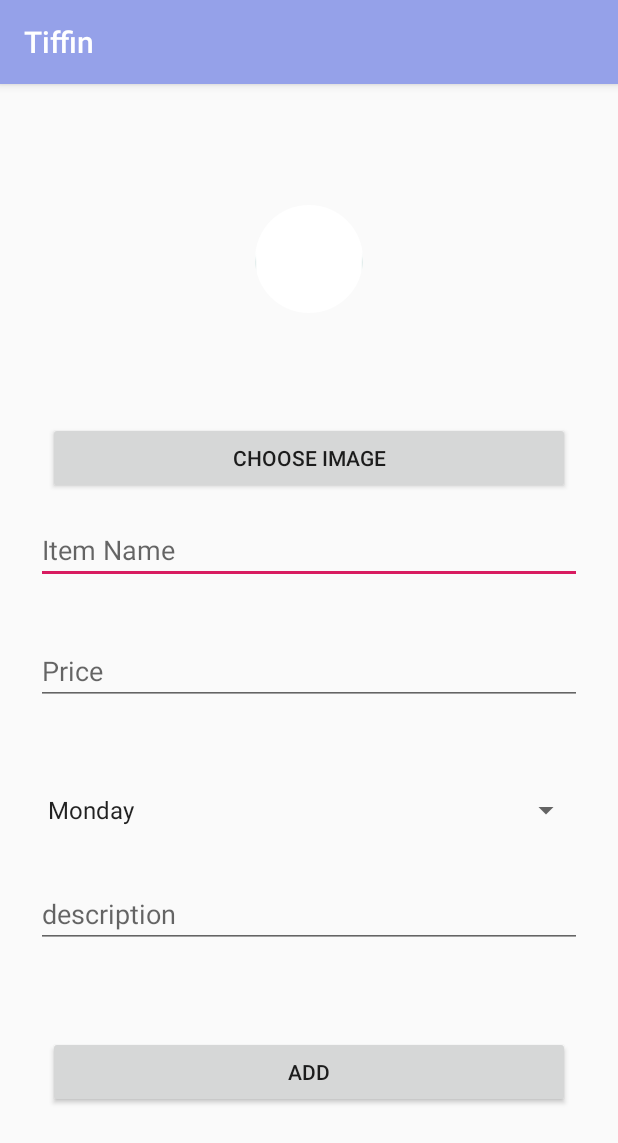
After one commit to Kamran-Manzoor/Tiffin, an Android app: the Add_Items screen opened directly, with no data from a screen before it, on a phone screen of 412 x 824 dp. The commit adds this screen. Shown: the top 1143 px of the screen. Run offline under Robolectric (Android 15) with nearby library versions, the phone set to English and light mode, and no system bars; our stand-ins replace CircleImageView.

Commit message:
Added Akmal's code

```diff
--- /dev/null
+++ b/app/src/main/java/com/kamores/tiffin/Add_Items.java
@@ -0,0 +1,94 @@
+package com.kamores.tiffin;
+
+import android.content.Intent;
+import android.os.Handler;
+import android.support.annotation.NonNull;
+import android.support.v7.app.AppCompatActivity;
+import android.os.Bundle;
+import android.util.Log;
+import android.view.View;
+import android.widget.AdapterView;
+import android.widget.ArrayAdapter;
+import android.widget.Button;
+import android.widget.EditText;
+import android.widget.ImageView;
+import android.widget.Spinner;
+import android.widget.Toast;
+
+import java.util.ArrayList;
+import java.util.List;
+
+public class Add_Items extends AppCompatActivity {
+    ImageView itemImage;
+    EditText itemName, itemPrice,itemDescription;
+    Spinner spinnerDays;
+    Button btnChooseImage, btnAddItem;
+    List<String> listDays;
+    String spDays;
+    private static final int PICK_IMAGE_REQUEST = 1;
+
+    @Override
+    protected void onCreate(Bundle savedInstanceState) {
+        super.onCreate(savedInstanceState);
+        setContentView(R.layout.activity_add__items);
+
+        initViewItems();
+
+        btnChooseImage.setOnClickListener( new View.OnClickListener() {
+            @Override
+            public void onClick(View v) {
+                openFileChooser();
+            }
+        });
+
+        btnAddItem.setOnClickListener( new View.OnClickListener() {
+            @Override
+            public void onClick(View v) {
+                Intent intent = new Intent(Add_Items.this,BaseActivity.class);
+                startActivity(intent);
+            }
+        });
+
+        showDays();
+        ArrayAdapter<String> adapter = new ArrayAdapter<>(this, android.R.layout.simple_spinner_item,listDays);
+        spinnerDays.setAdapter(adapter);
+        spinnerDays.setOnItemSelectedListener( new AdapterView.OnItemSelectedListener() {
+            @Override
+            public void onItemSelected(AdapterView<?> parent, View view, int position, long id) {
+                spDays = parent.getItemAtPosition(position).toString();
+            }
+
+            @Override
+            public void onNothingSelected(AdapterView<?> parent) {
+
+            }
+        });
+    }
+
+    public void initViewItems(){
+        itemImage= findViewById(R.id.img_New_Items);
+        itemName= findViewById(R.id.et_ItemName);
+        itemPrice= findViewById(R.id.et_ItemPrice);
+        itemDescription= findViewById(R.id.et_ItemDescription);
+        spinnerDays= findViewById(R.id.spinnerDays);
+        btnChooseImage= findViewById(R.id.btn_choose_items);
+        btnAddItem=findViewById(R.id.btn_Add_Items);
+    }
+    private void openFileChooser() {
+        Intent intent = new Intent();
+        intent.setType("image/*");
+        intent.setAction(Intent.ACTION_GET_CONTENT);
+        startActivityForResult(intent, PICK_IMAGE_REQUEST);
+    }
+
+    public void showDays() {
+        listDays = new ArrayList<>();
+        listDays.add("Monday");
+        listDays.add("Tuesday");
+        listDays.add("Wednesday");
+        listDays.add("Thursday");
+        listDays.add("Friday");
+        listDays.add("Saturday");
+        listDays.add("Sunday");
+    }
+}
--- /dev/null
+++ b/app/src/main/res/layout/activity_add__items.xml
@@ -0,0 +1,128 @@
+<?xml version="1.0" encoding="utf-8"?>
+<android.support.constraint.ConstraintLayout xmlns:android="http://schemas.android.com/apk/res/android"
+    xmlns:app="http://schemas.android.com/apk/res-auto"
+    xmlns:tools="http://schemas.android.com/tools"
+    android:layout_width="match_parent"
+    android:layout_height="match_parent"
+    tools:context=".Add_Items">
+
+    <de.hdodenhof.circleimageview.CircleImageView
+        android:id="@+id/img_New_Items"
+        android:layout_width="0dp"
+        android:layout_height="wrap_content"
+        android:layout_gravity="center"
+        android:layout_marginStart="8dp"
+        android:layout_marginTop="16dp"
+        android:layout_marginEnd="8dp"
+        android:layout_marginBottom="8dp"
+        android:src="@mipmap/ic_launcher"
+        app:layout_constraintBottom_toTopOf="@+id/btn_choose_items"
+        app:layout_constraintEnd_toEndOf="parent"
+        app:layout_constraintStart_toStartOf="parent"
+        app:layout_constraintTop_toTopOf="parent"
+        app:srcCompat="@mipmap/ic_launcher" />
+
+
+    <EditText
+        android:id="@+id/et_ItemName"
+        android:layout_width="match_parent"
+        android:layout_height="wrap_content"
+        android:layout_marginStart="24dp"
+        android:layout_marginTop="8dp"
+        android:layout_marginEnd="24dp"
+        android:layout_marginBottom="8dp"
+        android:hint="Item Name"
+        android:inputType="text"
+        app:layout_constraintBottom_toBottomOf="parent"
+        app:layout_constraintEnd_toEndOf="parent"
+        app:layout_constraintHorizontal_bias="0.0"
+        app:layout_constraintStart_toStartOf="parent"
+        app:layout_constraintTop_toBottomOf="@+id/img_New_Items"
+        app:layout_constraintVertical_bias="0.23000002" />
+
+    <EditText
+        android:id="@+id/et_ItemPrice"
+        android:layout_width="match_parent"
+        android:layout_height="wrap_content"
+        android:layout_marginStart="24dp"
+        android:layout_marginTop="8dp"
+        android:layout_marginEnd="24dp"
+        android:layout_marginBottom="8dp"
+        android:hint="Price"
+        android:inputType="number"
+        app:layout_constraintBottom_toBottomOf="parent"
+        app:layout_constraintEnd_toEndOf="parent"
+        app:layout_constraintHorizontal_bias="0.0"
+        app:layout_constraintStart_toStartOf="parent"
+        app:layout_constraintTop_toTopOf="parent"
+        app:layout_constraintVertical_bias="0.51" />
+
+    <!--<Spinner-->
+        <!--android:id="@+id/spinnerDays"-->
+        <!--android:layout_width="wrap_content"-->
+        <!--android:layout_height="0dp"-->
+        <!--app:layout_constraintBottom_toBottomOf="parent"-->
+        <!--app:layout_constraintEnd_toEndOf="parent" />-->
+
+    <EditText
+        android:id="@+id/et_ItemDescription"
+        android:layout_width="match_parent"
+        android:layout_height="45dp"
+        android:layout_marginStart="24dp"
+        android:layout_marginTop="8dp"
+        android:layout_marginEnd="24dp"
+        android:layout_marginBottom="8dp"
+        android:hint="description"
+        android:inputType="text"
+        app:layout_constraintBottom_toBottomOf="parent"
+        app:layout_constraintEnd_toEndOf="parent"
+        app:layout_constraintStart_toStartOf="parent"
+        app:layout_constraintTop_toTopOf="parent"
+        app:layout_constraintVertical_bias="0.74" />
+
+    <Button
+        android:id="@+id/btn_Add_Items"
+        android:layout_width="match_parent"
+        android:layout_height="wrap_content"
+        android:layout_marginStart="32dp"
+        android:layout_marginTop="8dp"
+        android:layout_marginEnd="32dp"
+        android:layout_marginBottom="8dp"
+        android:text="Add"
+        app:layout_constraintBottom_toBottomOf="parent"
+        app:layout_constraintEnd_toEndOf="parent"
+        app:layout_constraintStart_toStartOf="parent"
+        app:layout_constraintTop_toTopOf="parent"
+        app:layout_constraintVertical_bias="0.89" />
+
+    <Spinner
+        android:id="@+id/spinnerDays"
+        android:layout_width="match_parent"
+        android:layout_height="wrap_content"
+        android:layout_marginStart="24dp"
+        android:layout_marginTop="8dp"
+        android:layout_marginEnd="24dp"
+        app:layout_constraintBottom_toBottomOf="parent"
+        app:layout_constraintEnd_toEndOf="parent"
+        app:layout_constraintHorizontal_bias="0.0"
+        app:layout_constraintStart_toStartOf="parent"
+        app:layout_constraintTop_toTopOf="parent"
+        app:layout_constraintVertical_bias="0.63" />
+
+    <Button
+        android:id="@+id/btn_choose_items"
+        android:layout_width="match_parent"
+        android:layout_height="wrap_content"
+        android:layout_marginStart="32dp"
+        android:layout_marginTop="8dp"
+        android:layout_marginEnd="32dp"
+        android:layout_marginBottom="8dp"
+        android:text="Choose Image"
+        app:layout_constraintBottom_toBottomOf="parent"
+        app:layout_constraintEnd_toEndOf="parent"
+        app:layout_constraintStart_toStartOf="parent"
+        app:layout_constraintTop_toTopOf="parent"
+        app:layout_constraintVertical_bias="0.309" />
+
+
+</android.support.constraint.ConstraintLayout>
--- a/app/src/main/res/layout/list_item.xml
+++ b/app/src/main/res/layout/list_item.xml
@@ -63,8 +63,7 @@
                 android:layout_width="wrap_content"
                 android:layout_height="wrap_content"
                 android:src="@drawable/arrow"
-                android:layout_gravity="center"
-                />
+                android:layout_gravity="center" />
 
         </LinearLayout>
     </android.support.v7.widget.CardView>
```
Also changed, not shown: app/src/main/res/drawable/layout_background.xml (added, +17 -0 lines), app/src/main/res/layout/item_list.xml (added, +112 -0 lines), app/src/main/res/drawable/arrow.png (added), app/src/main/res/drawable/kt.jpg (added).
